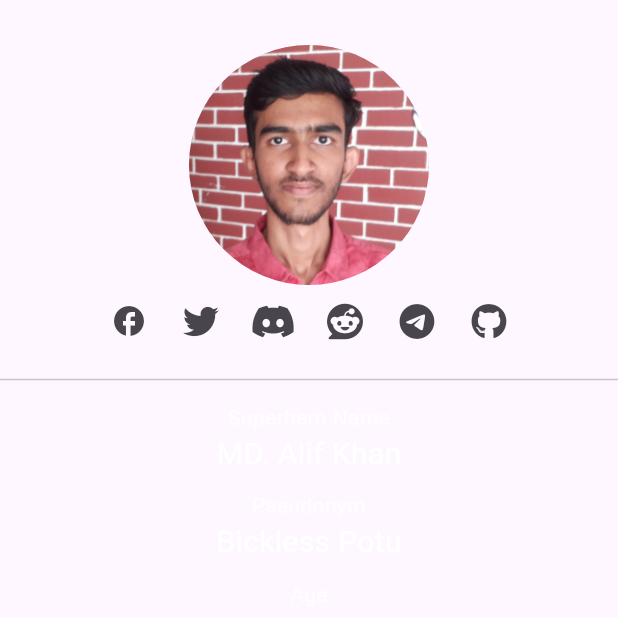
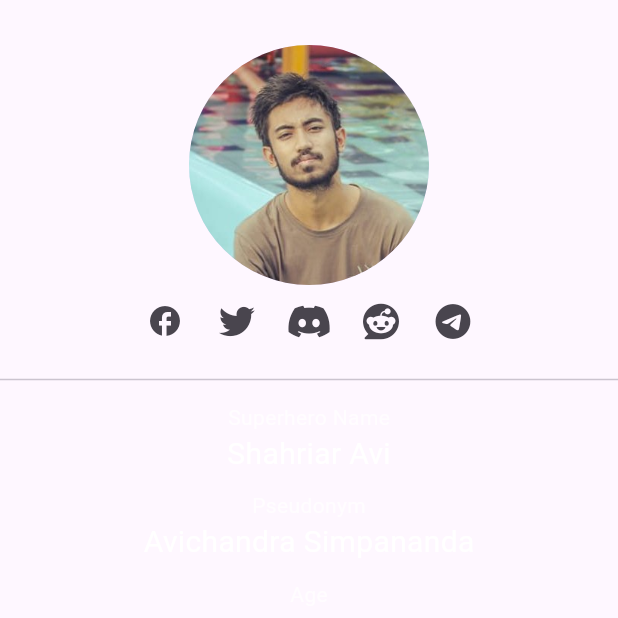
Before and after one commit to FahimShahriar-Sulfuric/chotto_bondhura_app, a Flutter app: the screen it shows after launch, on a phone screen of 412 x 824 dp, the top half of it. Run offline on Flutter 3.47's test engine with Material 2 defaults, Android fonts, the phone set to English and light mode, and no system bars; our stand-ins replace font_awesome_flutter.

Commit message:
Created and completed avi.dart

```diff
--- /dev/null
+++ b/lib/avi.dart
@@ -0,0 +1,282 @@
+import 'package:flutter/material.dart';
+import 'package:url_launcher/url_launcher.dart';
+import 'package:font_awesome_flutter/font_awesome_flutter.dart';
+
+class Avi extends StatelessWidget {
+  const Avi({super.key});
+  @override
+  Widget build(BuildContext context) {
+    return SafeArea(
+      child: Scaffold(
+        body: ListView(
+          children: [
+            Column(
+              children: [
+                const Padding(
+                  padding: EdgeInsets.only(top: 30),
+                  child: CircleAvatar(
+                    backgroundImage: AssetImage('assets/Avi.jpg'),
+                    radius: 80,
+                  ),
+                ),
+                Row(
+                  mainAxisAlignment: MainAxisAlignment.center,
+                  children: [
+                    IconButton(
+                        onPressed: () async {
+                          await launchUrl(
+                            Uri.parse('fb://profile/100014635216526'),
+                            mode: LaunchMode.externalApplication,
+                          );
+                        },
+                        icon: const Icon(Icons.facebook)),
+                    IconButton(
+                        onPressed: () async {
+                          await launchUrl(
+                            Uri.parse('https://twitter.com/shahriaravi_'),
+                            mode: LaunchMode.externalNonBrowserApplication,
+                          );
+                        },
+                        icon: const FaIcon(FontAwesomeIcons.twitter)),
+                    IconButton(
+                        onPressed: () async {
+                          await launchUrl(
+                            Uri.parse(
+                                'https://discord.com/users/610804106344529931'),
+                            mode: LaunchMode.externalNonBrowserApplication,
+                          );
+                        },
+                        icon: const FaIcon(FontAwesomeIcons.discord)),
+                    IconButton(
+                        onPressed: () async {
+                          await launchUrl(
+                            Uri.parse(
+                                'https://www.reddit.com/user/EndwayAvi/'),
+                            mode: LaunchMode.externalNonBrowserApplication,
+                          );
+                        },
+                        icon: const FaIcon(FontAwesomeIcons.reddit)),
+                    IconButton(
+                        onPressed: () async {
+                          await launchUrl(
+                            Uri.parse('https://t.me/ShahriarAvi'),
+                            mode: LaunchMode.externalNonBrowserApplication,
+                          );
+                        },
+                        icon: const FaIcon(FontAwesomeIcons.telegram)),
+                  ],
+                ),
+                const Divider(
+                  height: 30,
+                ),
+                const Text(
+                  'Superhero Name',
+                  style: TextStyle(color: Colors.white70),
+                ),
+                const Text(
+                  'Shahriar Avi',
+                  style: TextStyle(
+                    color: Colors.white,
+                    fontSize: 20,
+                  ),
+                ),
+                const SizedBox(height: 10),
+                const Text(
+                  'Pseudonym',
+                  style: TextStyle(color: Colors.white70),
+                ),
+                const Text(
+                  'Avichandra Simpananda',
+                  style: TextStyle(
+                    color: Colors.white,
+                    fontSize: 20,
+                  ),
+                ),
+                const SizedBox(height: 10),
+                const Text(
+                  'Age',
+                  style: TextStyle(color: Colors.white70),
+                ),
+                const Text(
+                  '19',
+                  style: TextStyle(
+                    color: Colors.white,
+                    fontSize: 20,
+                  ),
+                ),
+                const SizedBox(height: 10),
+                const Text(
+                  'Gender',
+                  style: TextStyle(color: Colors.white70),
+                ),
+                const Text(
+                  'Male (Probably)',
+                  style: TextStyle(
+                    color: Colors.white,
+                    fontSize: 20,
+                  ),
+                ),
+                const SizedBox(height: 10),
+                const Text(
+                  'Education',
+                  style: TextStyle(color: Colors.white70),
+                ),
+                const Text(
+                  'Sherwood International Pvt. School & College',
+                  style: TextStyle(
+                    color: Colors.white,
+                    fontSize: 20,
+                  ),
+                ),
+                const SizedBox(height: 10),
+                const Text(
+                  'Aim',
+                  style: TextStyle(color: Colors.white70),
+                ),
+                const Text(
+                  'Search in progress...',
+                  style: TextStyle(
+                    color: Colors.white,
+                    fontSize: 20,
+                  ),
+                ),
+                const SizedBox(height: 10),
+                const Text(
+                  'Hobby',
+                  style: TextStyle(color: Colors.white70),
+                ),
+                const Text(
+                  'Girls',
+                  style: TextStyle(
+                    color: Colors.white,
+                    fontSize: 20,
+                  ),
+                ),
+                const SizedBox(height: 10),
+                const Text(
+                  'Personality',
+                  style: TextStyle(color: Colors.white70),
+                ),
+                const Text(
+                  'Dog',
+                  style: TextStyle(
+                    color: Colors.white,
+                    fontSize: 20,
+                  ),
+                ),
+                const SizedBox(height: 10),
+                const Text(
+                  'Hidden talent',
+                  style: TextStyle(color: Colors.white70),
+                ),
+                const Text(
+                  'Playboism',
+                  style: TextStyle(
+                    color: Colors.white,
+                    fontSize: 20,
+                  ),
+                ),
+                const SizedBox(height: 10),
+                const Text(
+                  'Special Powers',
+                  style: TextStyle(color: Colors.white70),
+                ),
+                const Text(
+                  'Finding new girls',
+                  style: TextStyle(
+                    color: Colors.white,
+                    fontSize: 20,
+                  ),
+                ),
+                const SizedBox(height: 10),
+                const Text(
+                  'Arch-nemesis',
+                  style: TextStyle(color: Colors.white70),
+                ),
+                const Text(
+                  'Relatives',
+                  style: TextStyle(
+                    color: Colors.white,
+                    fontSize: 20,
+                  ),
+                ),
+                const SizedBox(height: 10),
+                const Text(
+                  'Time Travel Preferences',
+                  style: TextStyle(color: Colors.white70),
+                ),
+                const Text(
+                  'When he was a sperm',
+                  style: TextStyle(
+                    color: Colors.white,
+                    fontSize: 20,
+                  ),
+                ),
+                const SizedBox(height: 10),
+                const Text(
+                  'Zombie Apocalypse Role',
+                  style: TextStyle(color: Colors.white70),
+                ),
+                const Text(
+                  "F'ing zombies",
+                  style: TextStyle(
+                    color: Colors.white,
+                    fontSize: 20,
+                  ),
+                ),
+                const SizedBox(height: 10),
+                const Text(
+                  'Alien Abduction Story',
+                  style: TextStyle(color: Colors.white70),
+                ),
+                const Text(
+                  'He abducts aliens called "girls"',
+                  style: TextStyle(
+                    color: Colors.white,
+                    fontSize: 20,
+                  ),
+                ),
+                const SizedBox(height: 10),
+                const Text(
+                  'Dream Vacation Spot',
+                  style: TextStyle(color: Colors.white70),
+                ),
+                const Text(
+                  'Bandarban',
+                  style: TextStyle(
+                    color: Colors.white,
+                    fontSize: 20,
+                  ),
+                ),
+                const SizedBox(height: 10),
+                const Text(
+                  'Look-alike',
+                  style: TextStyle(color: Colors.white70),
+                ),
+                const Text(
+                  'N/A',
+                  style: TextStyle(
+                    color: Colors.white,
+                    fontSize: 20,
+                  ),
+                ),
+                const SizedBox(height: 10),
+                const Text(
+                  'Alternate Universe Career',
+                  style: TextStyle(color: Colors.white70),
+                ),
+                const Text(
+                  'Good boy who never touched weed',
+                  style: TextStyle(
+                    color: Colors.white,
+                    fontSize: 20,
+                  ),
+                ),
+              ],
+            ),
+          ],
+        ),
+      ),
+    );
+  }
+}
--- a/lib/main.dart
+++ b/lib/main.dart
@@ -1,4 +1,5 @@
 import 'package:chotto_bondhura_app/alif.dart';
+import 'package:chotto_bondhura_app/avi.dart';
 import 'package:chotto_bondhura_app/homepage.dart';
 import 'package:flutter/material.dart';
 import 'package:chotto_bondhura_app/login_page.dart';
@@ -25,7 +26,7 @@ class MyApp extends StatelessWidget {
       ),
       // theme: ThemeData.light(),
       // darkTheme: ThemeData.dark(),
-      home: const Alif(),
+      home: const Avi(),
     );
   }
 }
```
